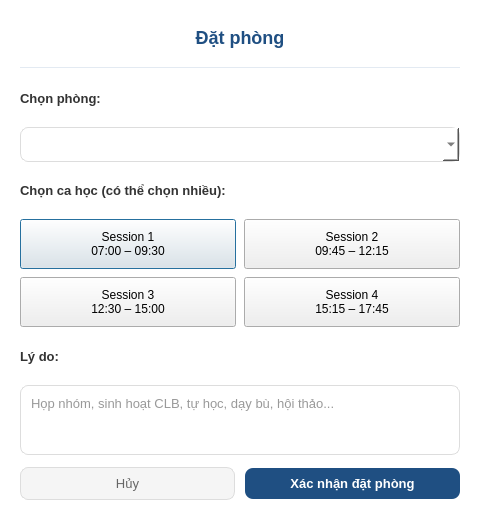
First picture: the form in ui/BookingDialog.ui, repository maihuybao/SmartLockUEL, before the edit.
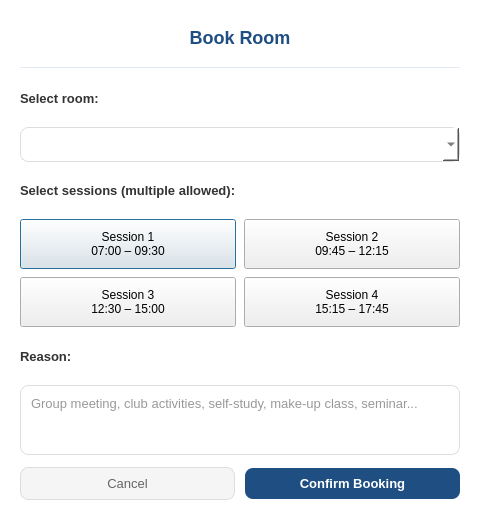
Second picture: the form after the edit.

Commit message: Add BookingOverview controller & docs

What changed in the file:
```diff
--- a/ui/BookingDialog.ui
+++ b/ui/BookingDialog.ui
@@ -28,7 +28,7 @@
    <item>
     <widget class="QLabel" name="lblTitle">
      <property name="text">
-      <string>Đặt phòng</string>
+      <string>Book Room</string>
      </property>
      <property name="alignment">
       <set>Qt::AlignCenter</set>
@@ -51,7 +51,7 @@
    <item>
     <widget class="QLabel" name="lblRoom">
      <property name="text">
-      <string>Chọn phòng:</string>
+      <string>Select room:</string>
      </property>
      <property name="styleSheet">
       <string notr="true">font-weight: 600; font-size: 13px;</string>
@@ -69,7 +69,7 @@
    <item>
     <widget class="QLabel" name="lblSession">
      <property name="text">
-      <string>Chọn ca học (có thể chọn nhiều):</string>
+      <string>Select sessions (multiple allowed):</string>
      </property>
      <property name="styleSheet">
       <string notr="true">font-weight: 600; font-size: 13px;</string>
@@ -142,7 +142,7 @@
    <item>
     <widget class="QLabel" name="lblReason">
      <property name="text">
-      <string>Lý do:</string>
+      <string>Reason:</string>
      </property>
      <property name="styleSheet">
       <string notr="true">font-weight: 600; font-size: 13px;</string>
@@ -152,7 +152,7 @@
    <item>
     <widget class="QTextEdit" name="txtReason">
      <property name="placeholderText">
-      <string>Họp nhóm, sinh hoạt CLB, tự học, dạy bù, hội thảo...</string>
+      <string>Group meeting, club activities, self-study, make-up class, seminar...</string>
      </property>
      <property name="maximumSize">
       <size><width>16777215</width><height>70</height></size>
@@ -171,7 +171,7 @@
      <item>
       <widget class="QPushButton" name="btnCancel">
        <property name="text">
-        <string>Hủy</string>
+        <string>Cancel</string>
        </property>
        <property name="styleSheet">
         <string notr="true">QPushButton { background: #F5F5F5; border: 1px solid #ddd; border-radius: 8px; padding: 8px 20px; color: #666; font-size: 13px; }
@@ -182,7 +182,7 @@
      <item>
       <widget class="QPushButton" name="btnSubmit">
        <property name="text">
-        <string>Xác nhận đặt phòng</string>
+        <string>Confirm Booking</string>
        </property>
        <property name="styleSheet">
         <string notr="true">QPushButton { background: #1F4F82; border: none; border-radius: 8px; padding: 8px 20px; color: white; font-size: 13px; font-weight: bold; }
```
Left out of the diff: 2 changed lines with no effect on the pictures. The commit also changes 49 other files.
